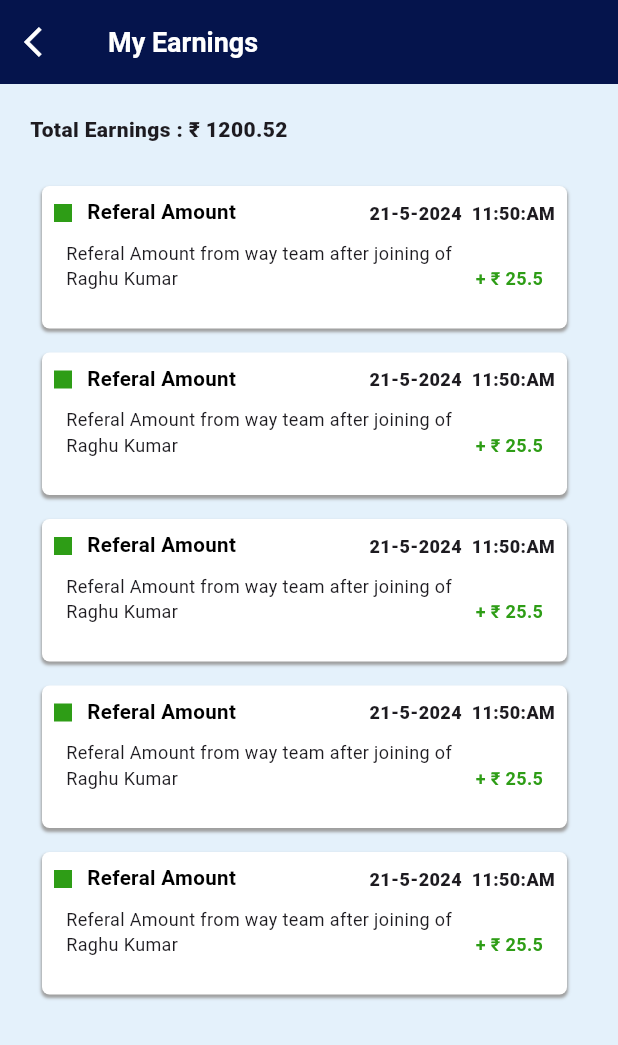
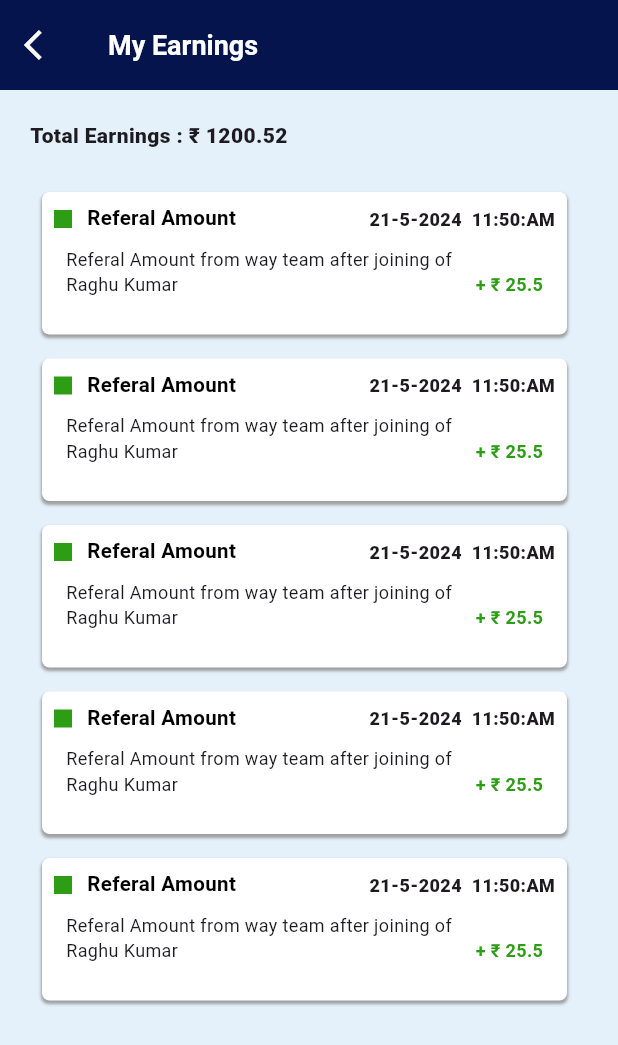
Before and after one commit to AthiraaAthi/project_way, a Flutter app: the EarningsScreen screen opened directly, on a phone screen of 412 x 824 dp. Shown: the top 1045 px of the screen. Run offline on Flutter 3.47's test engine with Material 3 defaults, Android fonts, the phone set to English and light mode, and no system bars; our stand-ins replace carousel_slider, fl_chart, flutter_toggle_tab, pinput, table_calendar, video_player.

Commit message:
starting responsive earnings screen

```diff
--- a/lib/view/earnings_screen/earnings_screen.dart
+++ b/lib/view/earnings_screen/earnings_screen.dart
@@ -11,20 +11,34 @@ class EarningsScreen extends StatelessWidget {
       child: Scaffold(
         backgroundColor: ColorConstant.bgBlue,
         appBar: AppBar(
+          toolbarHeight: MediaQuery.of(context).size.width < 600 ? 60 : 80,
           backgroundColor: ColorConstant.defIndigo,
           leading: IconButton(
             onPressed: () {
               Navigator.pop(context);
             },
-            icon: Icon(
-              Icons.arrow_back_ios,
-              color: Colors.white,
-            ),
+            icon: MediaQuery.of(context).size.width < 600
+                ? Icon(
+                    Icons.arrow_back_ios,
+                    color: Colors.white,
+                  )
+                : Icon(
+                    Icons.arrow_back_ios,
+                    color: Colors.white,
+                    size: 30,
+                  ),
           ),
           title: Text(
             "My Earnings",
-            style: TextStyle(
-                color: Colors.white, fontSize: 18, fontWeight: FontWeight.w600),
+            style: MediaQuery.of(context).size.width < 600
+                ? TextStyle(
+                    color: Colors.white,
+                    fontSize: 18,
+                    fontWeight: FontWeight.w600)
+                : TextStyle(
+                    color: Colors.white,
+                    fontSize: 30,
+                    fontWeight: FontWeight.w600),
           ),
         ),
         body: SingleChildScrollView(
```
